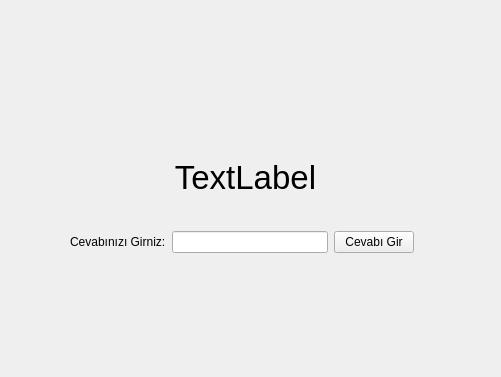
Before: the Qt Designer form giriş/quizEkrani.ui in meteklc/kelime-ezberleme-sistemi, drawn with Qt 5; both pictures show x 120 to 621 and y 223 to 600 of the 800 by 600 pixel window.
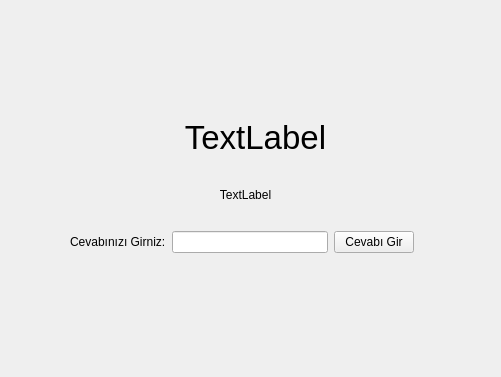
After: the same form once the commit is applied. Icons and pictures are not drawn.

Commit message:
Quiz Ekrani ve Rapor Ekrani
quiz ekrani ve rapor ekrani ekledim

```diff
--- a/giriş/quizEkrani.ui
+++ b/giriş/quizEkrani.ui
@@ -46,8 +46,8 @@
    <widget class="QLabel" name="kelimeLabel">
     <property name="geometry">
      <rect>
-      <x>200</x>
-      <y>380</y>
+      <x>210</x>
+      <y>340</y>
       <width>331</width>
       <height>41</height>
      </rect>
@@ -67,6 +67,41 @@
      <set>Qt::AlignCenter</set>
     </property>
    </widget>
+   <widget class="QLabel" name="gorselLabel">
+    <property name="geometry">
+     <rect>
+      <x>210</x>
+      <y>30</y>
+      <width>351</width>
+      <height>281</height>
+     </rect>
+    </property>
+    <property name="text">
+     <string/>
+    </property>
+    <property name="pixmap">
+     <pixmap>../../../Pictures/Screenshots/Ekran görüntüsü 2024-02-26 005019.png</pixmap>
+    </property>
+    <property name="scaledContents">
+     <bool>true</bool>
+    </property>
+   </widget>
+   <widget class="QLabel" name="cumleLabel">
+    <property name="geometry">
+     <rect>
+      <x>230</x>
+      <y>410</y>
+      <width>271</width>
+      <height>16</height>
+     </rect>
+    </property>
+    <property name="text">
+     <string>TextLabel</string>
+    </property>
+    <property name="alignment">
+     <set>Qt::AlignCenter</set>
+    </property>
+   </widget>
   </widget>
   <widget class="QMenuBar" name="menubar">
    <property name="geometry">
```
The commit also changes 3 other files.
